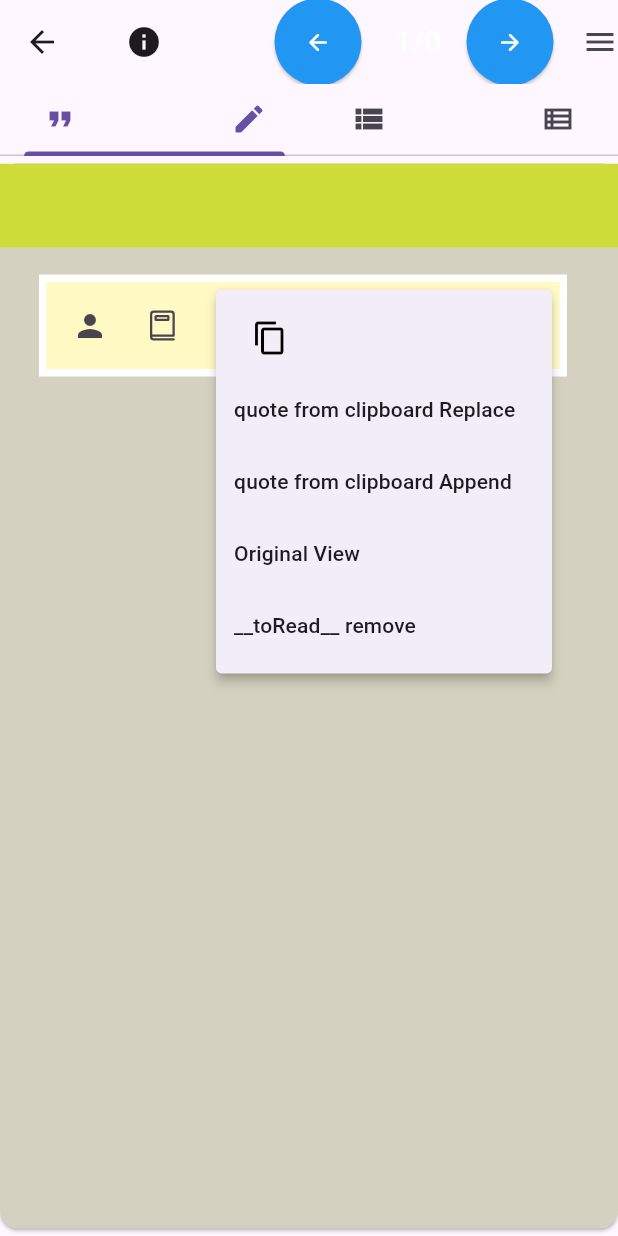
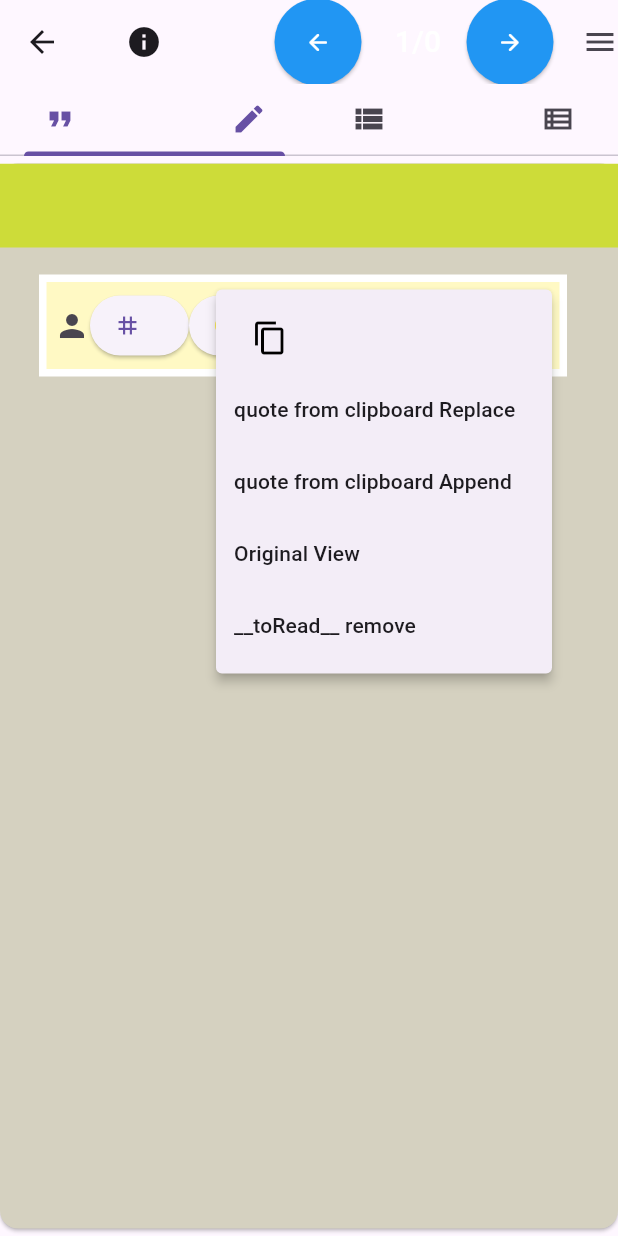
Before and after one commit to JanRegent/QuoteBrowser, a Flutter app: the SwiperTabs screen opened directly with empty values, after a tap on the "more vert" icon, on a phone screen of 412 x 824 dp. Run offline on Flutter 3.47's test engine with Material 3 defaults, Android fonts, the phone set to English and light mode, and no system bars; our stand-ins replace awesome_snackbar_content, card_swiper, csv, dartx, dio, dropdown_button2 and 5 more; missing offline and left inert: clipboard, grouped_scroll_view, highlight_text, input_dialog, searchable_listview; accounts and stored records are empty; generated files the repository leaves out were written again; network calls fail; statements that could not run were skipped.

Commit message:
AL---qedit--personPopup

```diff
--- a/lib/AL/_home/menuhome/1 last.dart
+++ b/lib/AL/_home/menuhome/1 last.dart
@@ -38,7 +38,7 @@ class _LastMenuState extends State<LastMenu> {
     );
   }
 
-  PopupMenuButton popupGen(String sheetGroup) {
+  PopupMenuButton sheetNamesPopupGen(String sheetGroup) {
     List<PopupMenuItem> items = [];
     for (String sheetName in bl.sheetGroups[sheetGroup].keys) {
       items.add(PopupMenuItem(
@@ -75,7 +75,7 @@ class _LastMenuState extends State<LastMenu> {
             ],
           ),
           subtitle: Row(
-            children: [popupGen(sheetGroup)],
+            children: [sheetNamesPopupGen(sheetGroup)],
           ),
           onTap: () async {
             await searchSheetGroup(sheetGroup, '${blUti.todayStr()}.', context);
--- a/lib/AL/zview/bedit/quoteedit.dart
+++ b/lib/AL/zview/bedit/quoteedit.dart
@@ -189,6 +189,29 @@ class _QuoteEditState extends State<QuoteEdit> {
     widget.attreditSetstate(); //quote content refresh
   }
 
+  PopupMenuButton personPopup() {
+    List<PopupMenuItem> items = [];
+    items.add(PopupMenuItem(
+      child: ALicons.attrIcons.authorIcon,
+      onTap: () => attribSet('author'),
+    ));
+    items.add(PopupMenuItem(
+      child: ALicons.attrIcons.bookIcon,
+      onTap: () => attribSet('book'),
+    ));
+    items.add(PopupMenuItem(
+      child: ALicons.attrIcons.parPageIcon,
+      onTap: () => attribSet('parPage'),
+    ));
+    return PopupMenuButton(
+      child: ALicons.attrIcons.authorIcon,
+      itemBuilder: (context) {
+        return items;
+      },
+    );
+  }
+
+//personMenus(),
   Container buttRow(BuildContext context) {
     return Container(
         margin: const EdgeInsets.all(10),
@@ -201,15 +224,7 @@ class _QuoteEditState extends State<QuoteEdit> {
             )),
         child: Row(
           children: [
-            IconButton(
-                icon: ALicons.attrIcons.authorIcon,
-                onPressed: () => attribSet('author')),
-            IconButton(
-                icon: ALicons.attrIcons.bookIcon,
-                onPressed: () => attribSet('book')),
-            IconButton(
-                icon: ALicons.attrIcons.parPageIcon,
-                onPressed: () => attribSet('parPage')),
+            personPopup(),
             ElevatedButton.icon(
                 onPressed: () => attribSet('tags'),
                 onLongPress: () => emptySelected('tags'),
--- a/lib/DL/buildDate.dart
+++ b/lib/DL/buildDate.dart
@@ -1 +1 @@
-String buildDate = ' 2023_11_26__18_37_build_AL---qedit--Simplistic ';
+String buildDate = ' 2023_11_27__11_04_build_AL---qedit--personPopup ';
```
Also changed, not shown: pubspec.yaml (line endings or trailing spaces).
